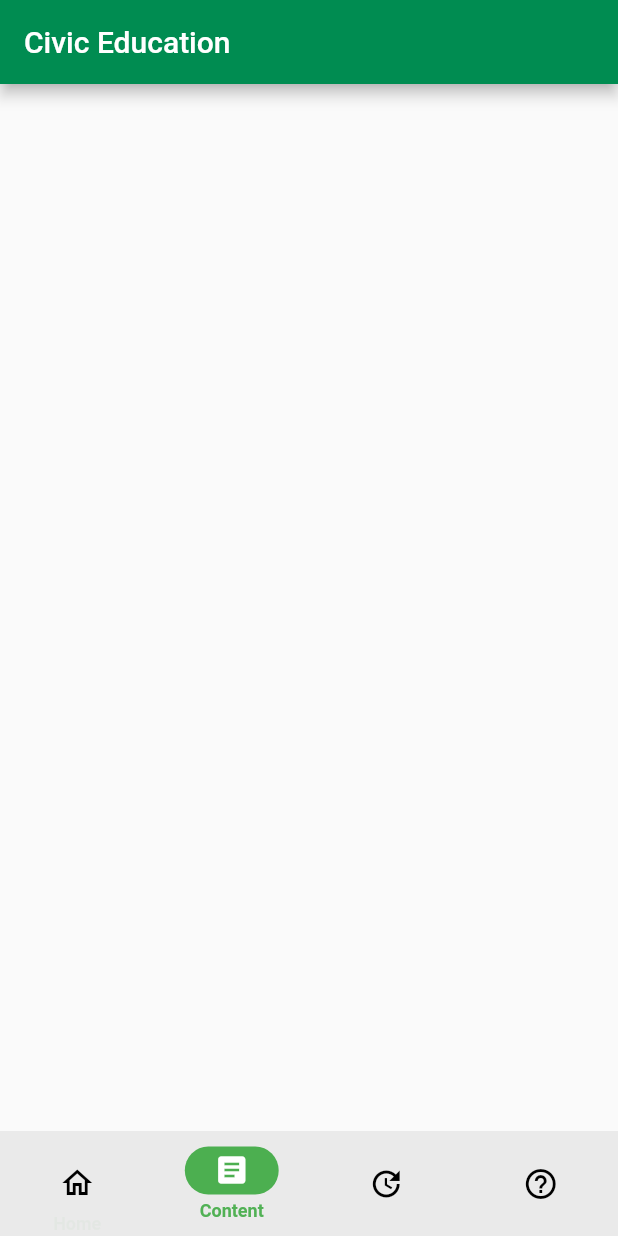
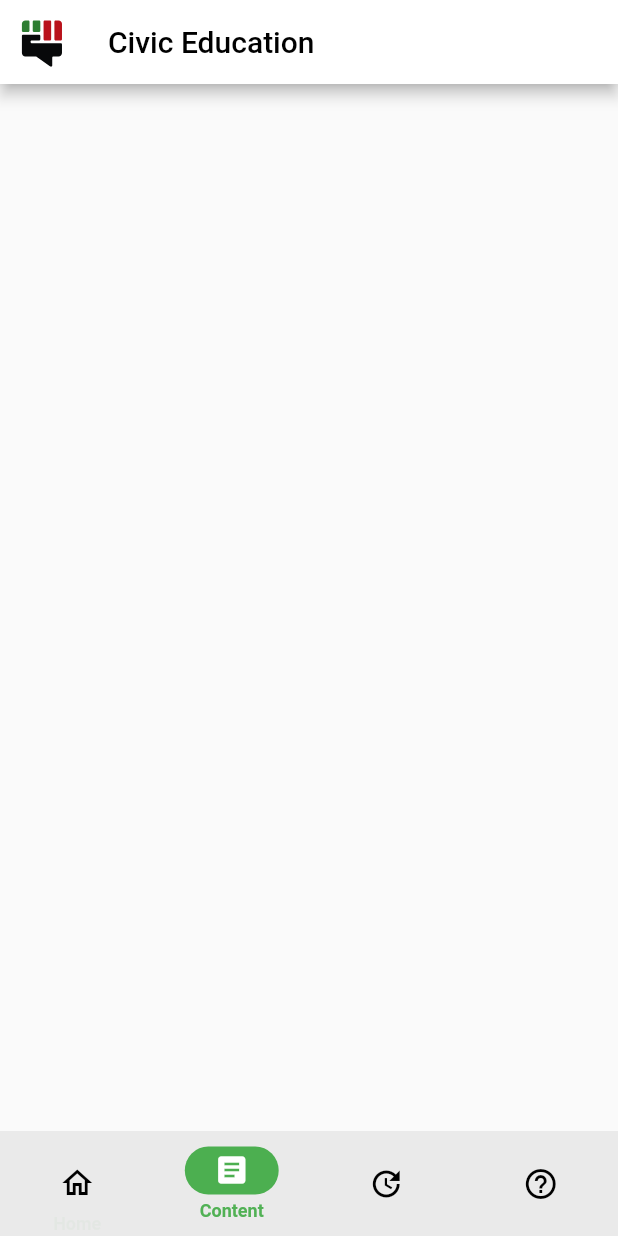
Before and after one commit to Haki-Hub/haki-hub-mobile, a Flutter app: the screen it shows after launch, item 2 of the bottom bar chosen, on a phone screen of 412 x 824 dp. Run offline on Flutter 3.47's test engine with Material 3 defaults, Android fonts, the phone set to English and light mode, and no system bars; our stand-ins replace carousel_slider, flutter_svg.

Commit message:
feat: add app logo & colour theme

```diff
--- a/lib/main.dart
+++ b/lib/main.dart
@@ -7,7 +7,7 @@ void main() {
     MaterialApp(
       debugShowCheckedModeBanner: false,
       theme: ThemeData(
-        primaryColor: AppColors.secondaryColor,
+        primaryColor: AppColors.primaryColor400,
         useMaterial3: false,
       ),
       home: const BottomNavigation(),
--- a/lib/presentation/shared/app_scaffold.dart
+++ b/lib/presentation/shared/app_scaffold.dart
@@ -1,4 +1,5 @@
 import 'package:flutter/material.dart';
+import 'package:flutter_svg/svg.dart';
 
 class AppScaffold extends StatelessWidget {
   const AppScaffold({
@@ -13,8 +14,14 @@ class AppScaffold extends StatelessWidget {
   Widget build(BuildContext context) {
     return Scaffold(
         appBar: AppBar(
-          backgroundColor: Theme.of(context).primaryColor,
-          title: Text(title),
+          leading: SvgPicture.asset('assets/icons/haki-white-bg.svg'),
+          backgroundColor: Colors.white,
+          title: Text(
+            title,
+            style: const TextStyle(
+              color: Colors.black,
+            ),
+          ),
         ),
         body: body);
   }
```
Also changed, not shown: lib/domain/value_objects/app_colors.dart (+26 -2 lines), pubspec.yaml (+5 -7 lines), assets/icons/haki-no-bg.svg (added), assets/icons/haki-white-bg.svg (added), pubspec.lock.
